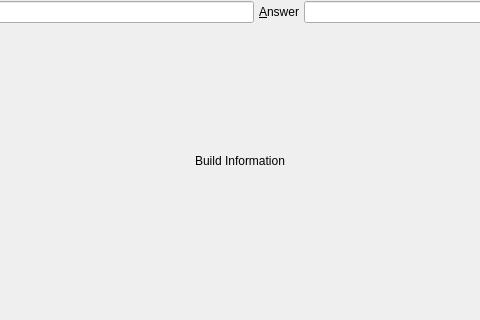
The window that branches/trunk/UI/spot-on-controlcenter.ui (textbrowser/spot-on) describes before a commit, drawn with Qt 5; both pictures show x 185 to 665 and y 111 to 431 of the 850 by 650 pixel window.
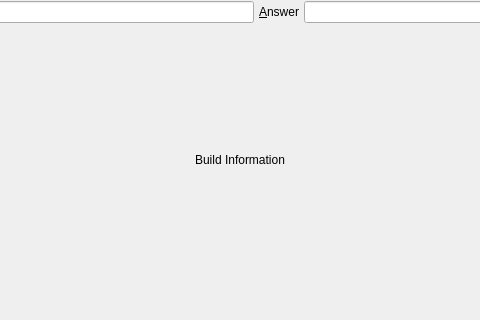
The same window after the commit. The open tabs and pages were chosen to show the change. Icons and pictures are not drawn. Custom widgets are drawn as their Qt base class.

```diff
--- a/branches/trunk/UI/spot-on-controlcenter.ui
+++ b/branches/trunk/UI/spot-on-controlcenter.ui
@@ -8547,8 +8547,8 @@
             <rect>
              <x>0</x>
              <y>0</y>
-             <width>240</width>
-             <height>135</height>
+             <width>826</width>
+             <height>566</height>
             </rect>
            </property>
            <layout class="QVBoxLayout" name="verticalLayout_59">
@@ -8741,6 +8741,9 @@
                 <property name="alignment">
                  <set>Qt::AlignCenter</set>
                 </property>
+                <property name="textInteractionFlags">
+                 <set>Qt::LinksAccessibleByMouse|Qt::TextSelectableByKeyboard|Qt::TextSelectableByMouse</set>
+                </property>
                </widget>
               </item>
               <item>
```
